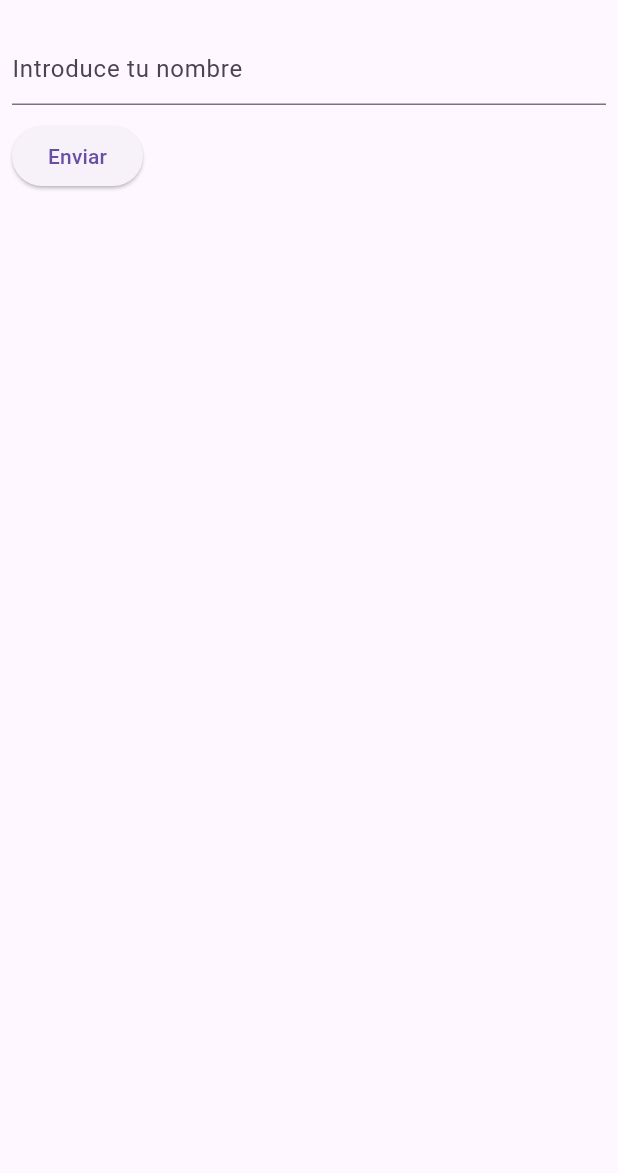
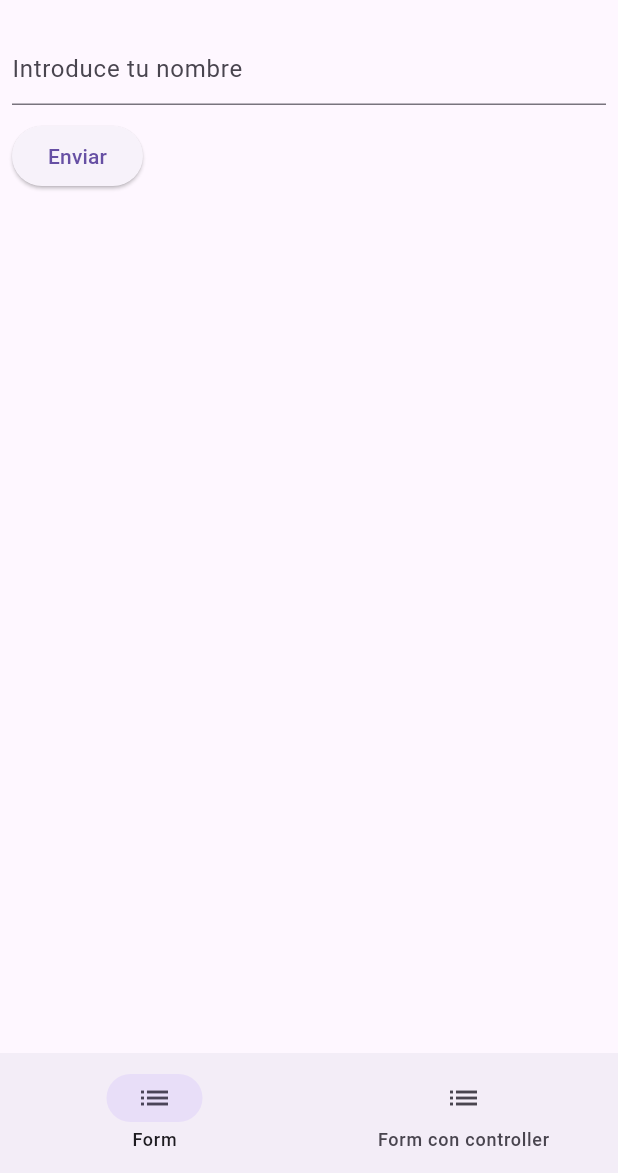
Before and after one commit to jovisal1/2DAM_PMDM_Estacio, a Flutter app: the screen it shows after launch, on a phone screen of 412 x 824 dp, the part 63-1236 px from its top. Run offline on Flutter 3.47's test engine with Material 3 defaults, Android fonts, the phone set to English and light mode, and no system bars; our stand-ins replace flutter_native_splash, go_router.

Commit message:
Mejoras en el ejemplo de forms

```diff
--- a/flutter_ejemplo_form/lib/main.dart
+++ b/flutter_ejemplo_form/lib/main.dart
@@ -1,20 +1,47 @@
 import 'package:flutter/material.dart';
-import 'package:flutter_ejemplo_form/presentation/widgets/form_example.dart';
+import 'package:flutter_ejemplo_form/presentation/widgets/widgets.dart';
 
 void main() {
   runApp(const MyApp());
 }
 
-class MyApp extends StatelessWidget {
+class MyApp extends StatefulWidget {
   const MyApp({super.key});
 
-  // This widget is the root of your application.
+  @override
+  State<MyApp> createState() => _MyAppState();
+}
+
+class _MyAppState extends State<MyApp> {
+  int currentPageIndex = 0;
+
   @override
   Widget build(BuildContext context) {
     return MaterialApp(
       home: Scaffold(
         appBar: AppBar(title: const Text('Ejemplo de formulario')),
-        body: const FormExample(),
+        body: const <Widget>[
+          FormExample(),
+          FormControllerExample()
+        ][currentPageIndex],
+        bottomNavigationBar: NavigationBar(
+          onDestinationSelected: (int index) {
+            setState(() {
+              currentPageIndex = index;
+            });
+          },
+          selectedIndex: currentPageIndex,
+          destinations: const <Widget>[
+            NavigationDestination(
+              icon: Icon(Icons.list),
+              label: 'Form',
+            ),
+            NavigationDestination(
+              icon: Icon(Icons.list),
+              label: 'Form con controller',
+            )
+          ],
+        ),
       ),
     );
   }
--- /dev/null
+++ b/flutter_ejemplo_form/lib/presentation/widgets/widgets.dart
@@ -0,0 +1,2 @@
+export 'form_controller_example.dart';
+export 'form_example.dart';
```
Also changed, not shown: flutter_ejemplo_form/lib/presentation/widgets/form_controller_example.dart (added, +60 -0 lines).
